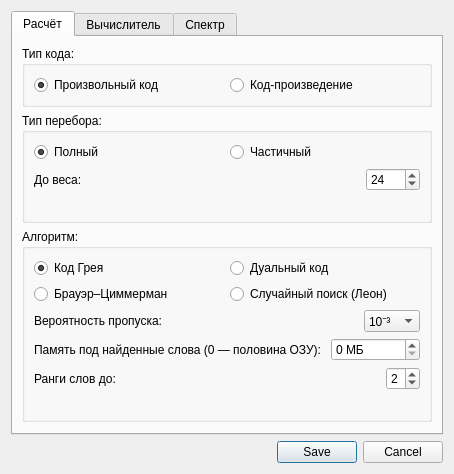
First picture: the form in ui/settingsdialog.ui, repository Maxmaxgggg/Spectrum, before the edit.
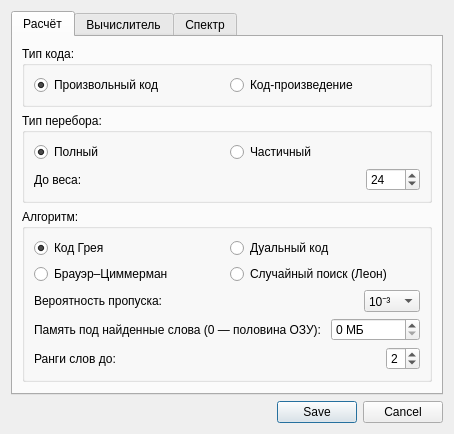
Second picture: the form after the edit. Icons and pictures are not drawn.

Commit message:
Вкладка «Расчёт»: подписи под группами убраны
Пояснения к алгоритму и к полю веса с вкладки сняты — остались только
всплывающие подсказки на переключателях и на поле.

Diff of the .ui file:
```diff
--- a/ui/settingsdialog.ui
+++ b/ui/settingsdialog.ui
@@ -136,16 +136,6 @@
             </item>
            </layout>
           </item>
-          <item>
-           <widget class="QLabel" name="weightHintLBL">
-            <property name="text">
-             <string/>
-            </property>
-            <property name="wordWrap">
-             <bool>true</bool>
-            </property>
-           </widget>
-          </item>
          </layout>
         </widget>
        </item>
@@ -334,16 +324,6 @@
             </item>
            </layout>
           </item>
-          <item>
-           <widget class="QLabel" name="algorithmHintLBL">
-            <property name="text">
-             <string/>
-            </property>
-            <property name="wordWrap">
-             <bool>true</bool>
-            </property>
-           </widget>
-          </item>
          </layout>
         </widget>
        </item>
```
The commit also changes 1 other file.
